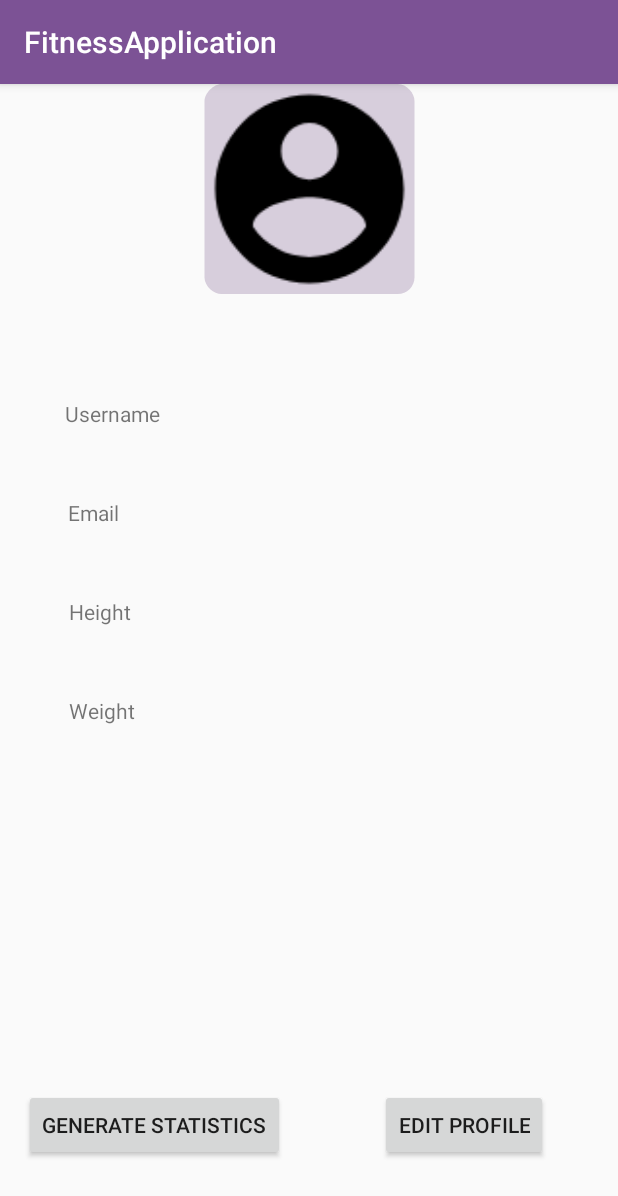
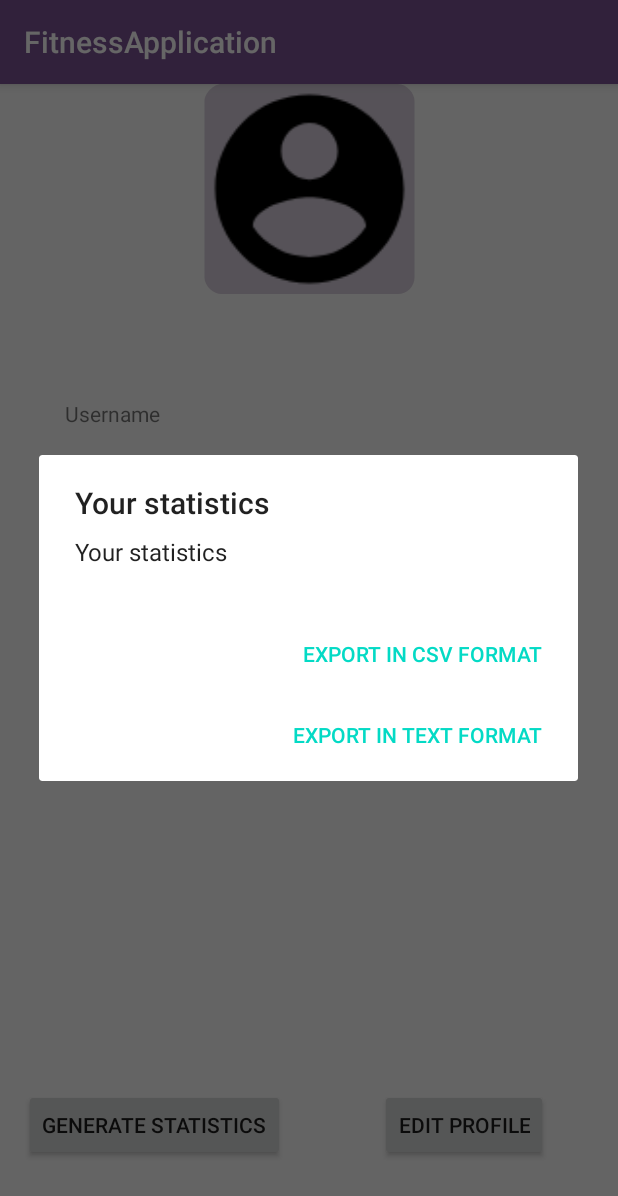
Before and after one commit to nikolinatrudic/FitnessApplication, an Android app: the fragment ProfileFragment placed in its activity, after a tap on "GENERATE STATISTICS", on a phone screen of 412 x 824 dp. Shown: the top 1196 px of the screen. Run offline under Robolectric (Android 15) with nearby library versions, the phone set to English and light mode, and no system bars; our stand-ins replace Room's generated code; 1 statement that could not run was skipped.

Commit message:
Alert window

```diff
--- a/app/src/main/java/com/example/fitnessapplication/fragment/ProfileFragment.java
+++ b/app/src/main/java/com/example/fitnessapplication/fragment/ProfileFragment.java
@@ -1,8 +1,10 @@
 package com.example.fitnessapplication.fragment;
 
 import android.Manifest;
+import android.app.AlertDialog;
 import android.app.DownloadManager;
 import android.content.Context;
+import android.content.DialogInterface;
 import android.content.Intent;
 import android.content.pm.PackageManager;
 import android.net.Uri;
@@ -62,6 +64,7 @@ public class ProfileFragment extends Fragment {
     private Button buttonEdit;
     private Button generateStats;
 
+    AlertDialog.Builder alertBuilder;
     private static final int STORAGE_PERMISSION_CODE = 101;
 
     public ProfileFragment() {
@@ -162,7 +165,7 @@ public class ProfileFragment extends Fragment {
         }
     }
     public void generateStatistics() {
-        //String text = mEditText.getText().toString();
+
         int uid=user.getId();
         WorkoutDao workoutDao=FitnessDatabase.getInstance(getContext()).workoutDao();
         SportDao sportDao=FitnessDatabase.getInstance(getContext()).sportDao();
@@ -188,9 +191,30 @@ public class ProfileFragment extends Fragment {
             writer.flush();
             writer.close();
             Uri uri = Uri.parse(gpxfile.getAbsolutePath());
-                openFile(uri);
+
             // Toast.makeText(getActivity(), "Saved your text at "+gpxfile.getAbsolutePath(), Toast.LENGTH_LONG).show();
         } catch (Exception e) { }
+
+        //String text = mEditText.getText().toString();
+        alertBuilder = new AlertDialog.Builder(getContext());
+        alertBuilder.setMessage("Your statistics")
+                .setCancelable(true)
+                .setPositiveButton("Export in CSV format", new DialogInterface.OnClickListener() {
+                    public void onClick(DialogInterface dialog, int id) {
+                        //openFile(uri);
+                    }
+                })
+                .setNegativeButton("Export in TEXT format", new DialogInterface.OnClickListener() {
+                    public void onClick(DialogInterface dialog, int id) {
+
+                    }
+                });
+        //Creating dialog box
+        AlertDialog alert = alertBuilder.create();
+        alert.setTitle("Your statistics");
+        alert.show();
+
+
 
 
     }
```
Lines whose indentation alone changed are shown as unchanged.
